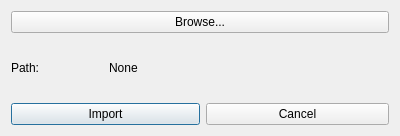
The window that Qt Project Files/SpiralBound/importflashcards.ui (ECU-CSCI-4230/SpiralBound) describes before a commit, drawn with Qt 5.
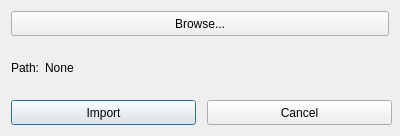
The same window after the commit.

Commit message:
Updated importflashcards window GUI
Did some text aligning

```diff
--- a/Qt Project Files/SpiralBound/importflashcards.ui
+++ b/Qt Project Files/SpiralBound/importflashcards.ui
@@ -13,9 +13,15 @@
   <property name="windowTitle">
    <string>Dialog</string>
   </property>
-  <layout class="QGridLayout" name="gridLayout">
-   <item row="1" column="0">
     <widget class="QLabel" name="label_path">
+   <property name="geometry">
+    <rect>
+     <x>11</x>
+     <y>43</y>
+     <width>31</width>
+     <height>50</height>
+    </rect>
+   </property>
      <property name="text">
       <string>Path:</string>
      </property>
@@ -23,36 +29,58 @@
       <set>Qt::AlignLeading|Qt::AlignLeft|Qt::AlignVCenter</set>
      </property>
     </widget>
-   </item>
-   <item row="2" column="0" colspan="2">
     <widget class="QPushButton" name="pushButton_import">
+   <property name="geometry">
+    <rect>
+     <x>11</x>
+     <y>100</y>
+     <width>185</width>
+     <height>25</height>
+    </rect>
+   </property>
      <property name="text">
       <string>Import</string>
      </property>
     </widget>
-   </item>
-   <item row="2" column="2" colspan="2">
     <widget class="QPushButton" name="pushButton_cancel">
+   <property name="geometry">
+    <rect>
+     <x>207</x>
+     <y>100</y>
+     <width>185</width>
+     <height>25</height>
+    </rect>
+   </property>
      <property name="text">
       <string>Cancel</string>
      </property>
     </widget>
-   </item>
-   <item row="1" column="1" colspan="3">
     <widget class="QLabel" name="label_selectedPath">
+   <property name="geometry">
+    <rect>
+     <x>45</x>
+     <y>43</y>
+     <width>341</width>
+     <height>50</height>
+    </rect>
+   </property>
      <property name="text">
       <string>None</string>
      </property>
     </widget>
-   </item>
-   <item row="0" column="0" colspan="4">
     <widget class="QPushButton" name="pushButton_browse">
+   <property name="geometry">
+    <rect>
+     <x>11</x>
+     <y>11</y>
+     <width>378</width>
+     <height>25</height>
+    </rect>
+   </property>
      <property name="text">
       <string>Browse...</string>
      </property>
     </widget>
-   </item>
-  </layout>
  </widget>
  <resources/>
  <connections/>
```
Lines whose indentation alone changed are shown as unchanged. The commit also changes 3 other files.
